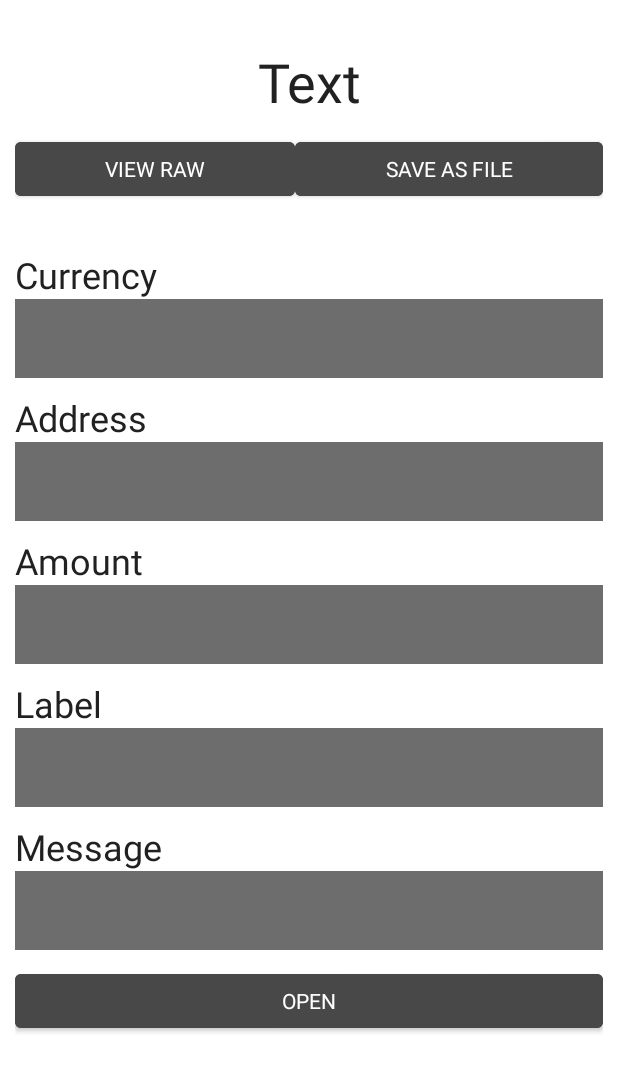
After one commit to henkelmax/qr-scanner, an Android app: the layout result_crypto_currency.xml on its own in the app's theme, with its tools: preview values and no code run, on a phone screen of 412 x 824 dp. The commit adds this screen. Shown: the top 1072 px of the screen. Run offline under Robolectric (Android 15) with nearby library versions, the phone set to English and light mode, and no system bars.

Commit message:
Add crypto currency support

```diff
--- a/app/src/main/java/de/maxhenkel/qrscanner/parser/QRCodeParser.java
+++ b/app/src/main/java/de/maxhenkel/qrscanner/parser/QRCodeParser.java
@@ -75,6 +75,9 @@ public class QRCodeParser {
         if ((m = PlayStoreElement.PLAY_STORE.matcher(result.getText())).matches()) {
             return PlayStoreElement.market(result, m);
         }
+        if ((m = CryptoCurrencyElement.CRYPTO.matcher(result.getText())).matches()) {
+            return CryptoCurrencyElement.crypto(result, m);
+        }
 
         return new TextElement(result);
     }
--- /dev/null
+++ b/app/src/main/res/layout/result_crypto_currency.xml
@@ -0,0 +1,96 @@
+<?xml version="1.0" encoding="utf-8"?>
+<LinearLayout xmlns:android="http://schemas.android.com/apk/res/android"
+    android:layout_width="match_parent"
+    android:layout_height="wrap_content"
+    android:orientation="vertical">
+
+    <include layout="@layout/result" />
+
+    <ScrollView
+        android:layout_width="match_parent"
+        android:layout_height="wrap_content">
+
+        <LinearLayout
+            android:layout_width="match_parent"
+            android:layout_height="wrap_content"
+            android:orientation="vertical">
+
+            <TextView
+                style="@style/Theme.TitleTextView"
+                android:text="@string/title_crypto_currency"
+                android:layout_height="wrap_content"
+                android:layout_width="match_parent"/>
+
+            <TextView
+                style="@style/Theme.ValueTextView"
+                android:id="@+id/currency"
+                android:layout_height="wrap_content"
+                android:layout_width="match_parent"
+                android:autoLink="phone"/>
+
+            <TextView
+                style="@style/Theme.TitleTextView"
+                android:text="@string/title_crypto_address"
+                android:layout_height="wrap_content"
+                android:layout_width="match_parent"/>
+
+            <TextView
+                style="@style/Theme.ValueTextView"
+                android:id="@+id/address"
+                android:layout_height="wrap_content"
+                android:layout_width="match_parent"/>
+
+            <TextView
+                style="@style/Theme.TitleTextView"
+                android:text="@string/title_crypto_amount"
+                android:layout_height="wrap_content"
+                android:layout_width="match_parent"/>
+
+            <TextView
+                style="@style/Theme.ValueTextView"
+                android:id="@+id/amount"
+                android:layout_height="wrap_content"
+                android:layout_width="match_parent"/>
+
+            <TextView
+                style="@style/Theme.TitleTextView"
+                android:text="@string/title_crypto_label"
+                android:layout_height="wrap_content"
+                android:layout_width="match_parent"/>
+
+            <TextView
+                style="@style/Theme.ValueTextView"
+                android:id="@+id/label"
+                android:layout_height="wrap_content"
+                android:layout_width="match_parent"/>
+
+            <TextView
+                style="@style/Theme.TitleTextView"
+                android:text="@string/title_crypto_message"
+                android:layout_height="wrap_content"
+                android:layout_width="match_parent"/>
+
+            <TextView
+                style="@style/Theme.ValueTextView"
+                android:id="@+id/message"
+                android:layout_height="wrap_content"
+                android:layout_width="match_parent"/>
+
+            <LinearLayout
+                android:layout_width="match_parent"
+                android:layout_height="wrap_content"
+                android:layout_marginLeft="10dp"
+                android:layout_marginRight="10dp"
+                android:layout_marginTop="10dp">
+
+                <Button
+                    style="@style/Theme.Button"
+                    android:id="@+id/open"
+                    android:text="@string/open_crypto"
+                    android:layout_width="match_parent"
+                    android:layout_height="wrap_content"/>
+
+            </LinearLayout>
+        </LinearLayout>
+    </ScrollView>
+</LinearLayout>
--- a/app/src/main/res/values/strings.xml
+++ b/app/src/main/res/values/strings.xml
@@ -9,6 +9,7 @@
     <string name="open_event">Save Event</string>
     <string name="open_wifi">Save WI-FI Configuration</string>
     <string name="open_store">Open Play Store</string>
+    <string name="open_crypto">Open</string>
     <string name="title_numbers">Number(s)</string>
     <string name="title_recipients">Recipients</string>
     <string name="title_email_cc">CC</string>
@@ -31,6 +32,11 @@
     <string name="title_wifi_password">Password</string>
     <string name="title_wifi_other">Other Configuration</string>
     <string name="title_playstore_package">Play Store Package ID</string>
+    <string name="title_crypto_currency">Currency</string>
+    <string name="title_crypto_address">Address</string>
+    <string name="title_crypto_amount">Amount</string>
+    <string name="title_crypto_label">Label</string>
+    <string name="title_crypto_message">Message</string>
     <string name="type_text">Text</string>
     <string name="type_url">URL</string>
     <string name="type_tel">Telephone Number</string>
@@ -41,6 +47,7 @@
     <string name="type_event">Event</string>
     <string name="type_wifi">Wi-Fi Network Config</string>
     <string name="type_store">Play Store App</string>
+    <string name="type_crypto_currency">Crypto Currency</string>
     <string name="date_format">yyyy.MM.dd HH:mm</string>
     <string name="toast_wifi_config_success">Successfully applied config</string>
     <string name="toast_wifi_config_failed">Failed applying config</string>
```
Also changed, not shown: app/src/main/java/de/maxhenkel/qrscanner/parser/CryptoCurrencyElement.java (added, +98 -0 lines), app/src/main/java/de/maxhenkel/qrscanner/parser/query/Query.java (+13 -0 lines), 1 other file.
